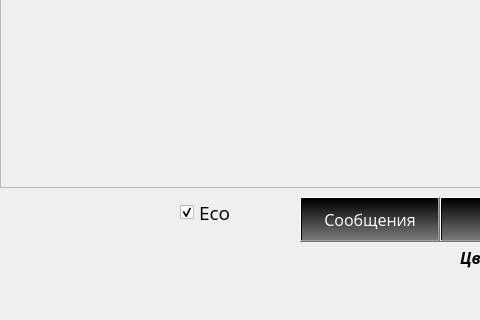
Above: mainwindow.ui from tomyqg/topaz-m before the change; both pictures show x 0 to 480 and y 480 to 800 of the 1280 by 800 pixel window. Below: the same form after it.
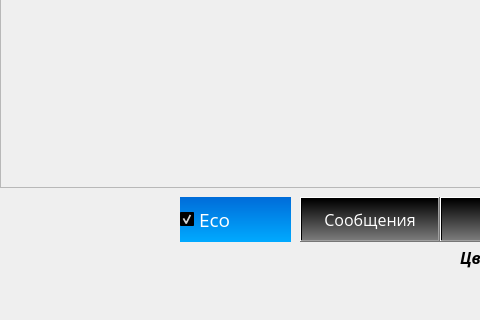
That is the form after the change. Icons and pictures are not drawn. Custom widgets are drawn as their Qt base class.

What changed in the file:
```diff
--- a/mainwindow.ui
+++ b/mainwindow.ui
@@ -486,8 +486,8 @@
      <rect>
       <x>180</x>
       <y>660</y>
-      <width>121</width>
-      <height>31</height>
+      <width>111</width>
+      <height>45</height>
      </rect>
     </property>
     <property name="font">
@@ -496,6 +496,11 @@
       <pointsize>14</pointsize>
      </font>
     </property>
+    <property name="styleSheet">
+     <string notr="true">background-color: rgb(0, 108, 217);
+background-color: qlineargradient(spread:pad, x1:0, y1:0, x2:0, y2:1, stop:0 rgba(0, 108, 217, 255), stop:1 rgba(0, 170, 255, 255));
+color : white;</string>
+    </property>
     <property name="text">
      <string>Eco</string>
     </property>
```
